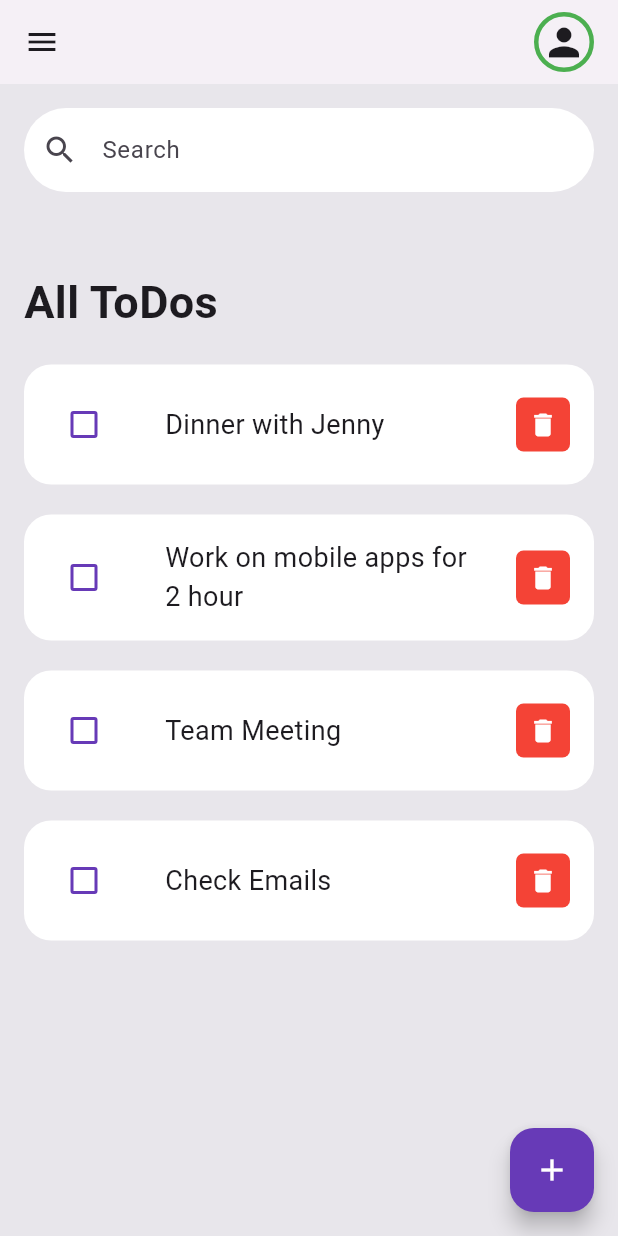
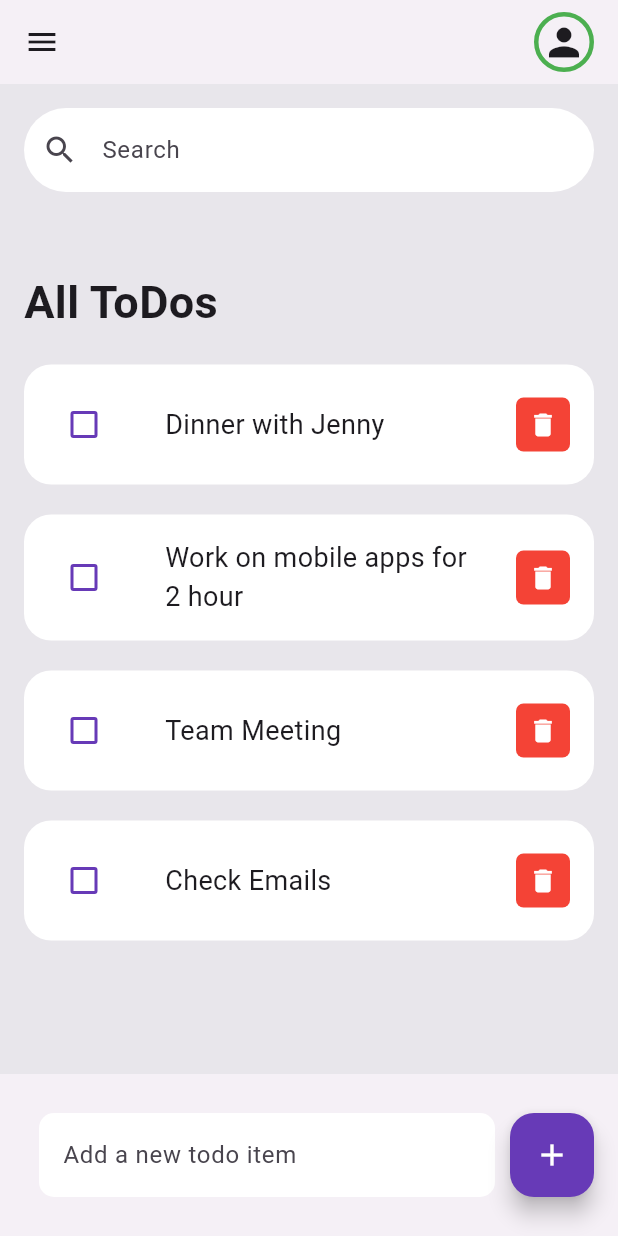
Before and after one commit to Mury05/flutter_todo_app, a Flutter app: the screen it shows after launch, on a phone screen of 412 x 824 dp. Run offline on Flutter 3.47's test engine with Material 3 defaults, Android fonts, the phone set to English and light mode, and no system bars; Roboto replaces fonts that are missing (Arial).

Commit message:
Refactor search input and add new todo input field in home page layout

```diff
--- a/lib/main.dart
+++ b/lib/main.dart
@@ -65,15 +65,14 @@ class _MyHomePageState extends State<MyHomePage> {
       ),
 
       body: Container(
-        decoration: BoxDecoration(
-          color: const Color.fromARGB(255, 232, 230, 235)
-        ),
+        decoration:
+            BoxDecoration(color: const Color.fromARGB(255, 232, 230, 235)),
         child: Center(
           child: Column(
             // mainAxisAlignment: MainAxisAlignment.center,
             children: <Widget>[
               // Input Search
-              SearchInput(),
+              CustomTextInput(hintText: "Search", prefixIcon: Icons.search, borderRadius: 30, padding: 16,),
 
               SizedBox(
                 height: 20,
@@ -116,13 +115,30 @@ class _MyHomePageState extends State<MyHomePage> {
           ),
         ),
       ),
-      floatingActionButton: FloatingActionButton(
+
+      bottomNavigationBar: Container(
+        decoration: BoxDecoration(
+          color: Color.fromARGB(65, 219, 219, 219),
+        ),
+        child: Padding(
+          padding: const EdgeInsets.all(16.0),
+          child: Row(
+            children: [
+              Expanded(
+                child: CustomTextInput(hintText: "Add a new todo item", borderRadius: 10,padding: 10,),
+              ),
+
+              FloatingActionButton(
                 backgroundColor: Colors.deepPurple,
                 onPressed: _incrementCounter,
                 tooltip: 'Add Todo',
                 child: const Icon(
                   Icons.add,
                   color: Colors.white,
+                ),
+              ),
+            ],
+          ),
         ),
       ), // This trailing comma makes auto-formatting nicer for build methods.
     );
@@ -179,7 +195,7 @@ class Todo extends StatelessWidget {
             ],
           ),
           GestureDetector(
-            onTap: (){},
+            onTap: () {},
             child: Container(
               padding: EdgeInsets.all(8.0),
               decoration: BoxDecoration(
@@ -197,25 +213,32 @@ class Todo extends StatelessWidget {
   }
 }
 
-class SearchInput extends StatelessWidget {
-  const SearchInput({
+class CustomTextInput extends StatelessWidget {
+  final String hintText;
+  final IconData? prefixIcon;
+  final double borderRadius;
+  final double padding;
+
+  const CustomTextInput({
     super.key,
+    required this.hintText,
+    this.prefixIcon, required this.borderRadius, required this.padding,
   });
 
   @override
   Widget build(BuildContext context) {
     return Padding(
-      padding: const EdgeInsets.all(16.0),
+      padding: EdgeInsets.all(padding),
       child: TextField(
         decoration: InputDecoration(
           fillColor: Colors.white,
           filled: true,
           border: OutlineInputBorder(
-            borderRadius: BorderRadius.circular(30.0),
+            borderRadius: BorderRadius.circular(borderRadius),
             borderSide: BorderSide.none,
           ),
-          prefixIcon: Icon(Icons.search),
-          hintText: "Search",
+          prefixIcon: prefixIcon != null ? Icon(prefixIcon) : null,
+          hintText: hintText,
         ),
       ),
     );
```
Lines whose indentation alone changed are shown as unchanged.
